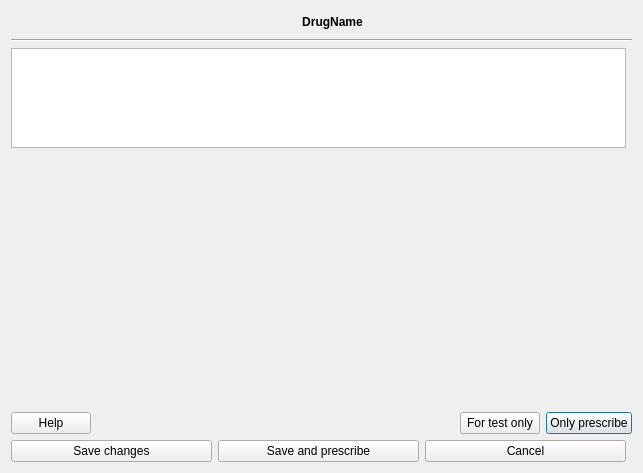
This is plugins/drugsplugin/dosagedialog/mfDosageCreatorDialog.ui in FreeHealth/freehealth as Qt 5 draws it before an edit. The edited form follows.
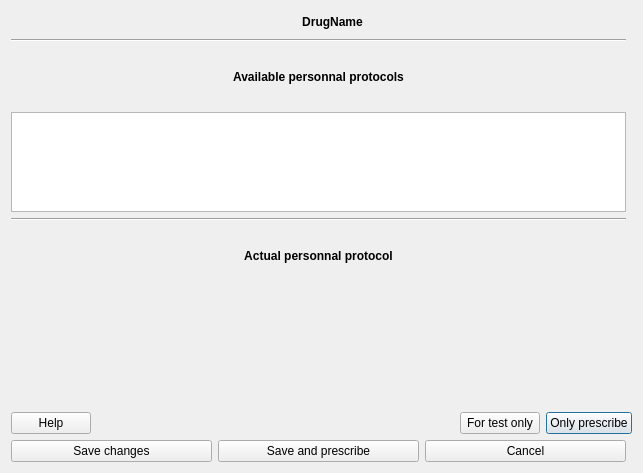
This is the edited form. Custom widgets are drawn as their Qt base class.

Commit message: when user save a new protocol --> globalmodel updates

```diff
--- a/plugins/drugsplugin/dosagedialog/mfDosageCreatorDialog.ui
+++ b/plugins/drugsplugin/dosagedialog/mfDosageCreatorDialog.ui
@@ -14,14 +14,7 @@
    <string>Dialog</string>
   </property>
   <layout class="QGridLayout" name="gridLayout">
-   <item row="3" column="0" colspan="2">
-    <widget class="Line" name="line">
-     <property name="orientation">
-      <enum>Qt::Horizontal</enum>
-     </property>
-    </widget>
-   </item>
-   <item row="7" column="0" colspan="2">
+   <item row="9" column="0" colspan="2">
     <layout class="QHBoxLayout" name="horizontalLayout_7">
      <item>
       <widget class="QPushButton" name="helpButton">
@@ -74,16 +67,6 @@
      </item>
     </layout>
    </item>
-   <item row="5" column="0" rowspan="2" colspan="2">
-    <widget class="DosageViewer" name="dosageViewer" native="true">
-     <property name="sizePolicy">
-      <sizepolicy hsizetype="Expanding" vsizetype="Expanding">
-       <horstretch>0</horstretch>
-       <verstretch>0</verstretch>
-      </sizepolicy>
-     </property>
-    </widget>
-   </item>
    <item row="0" column="0">
     <layout class="QHBoxLayout" name="horizontalLayout">
      <item>
@@ -138,17 +121,7 @@
      </item>
     </layout>
    </item>
-   <item row="4" column="0">
-    <widget class="Views::ListView" name="availableDosagesListView">
-     <property name="maximumSize">
-      <size>
-       <width>16777215</width>
-       <height>100</height>
-      </size>
-     </property>
-    </widget>
-   </item>
-   <item row="9" column="0">
+   <item row="11" column="0">
     <layout class="QHBoxLayout" name="horizontalLayout_2">
      <item>
       <widget class="QPushButton" name="saveButton">
@@ -191,6 +164,72 @@
      </item>
     </layout>
    </item>
+   <item row="2" column="0">
+    <widget class="QLabel" name="label">
+     <property name="font">
+      <font>
+       <weight>75</weight>
+       <bold>true</bold>
+      </font>
+     </property>
+     <property name="text">
+      <string>Available personnal protocols</string>
+     </property>
+     <property name="alignment">
+      <set>Qt::AlignCenter</set>
+     </property>
+    </widget>
+   </item>
+   <item row="3" column="0">
+    <widget class="Views::ListView" name="availableDosagesListView">
+     <property name="maximumSize">
+      <size>
+       <width>16777215</width>
+       <height>100</height>
+      </size>
+     </property>
+    </widget>
+   </item>
+   <item row="1" column="0">
+    <widget class="Line" name="line">
+     <property name="orientation">
+      <enum>Qt::Horizontal</enum>
+     </property>
+    </widget>
+   </item>
+   <item row="7" column="0" rowspan="2" colspan="2">
+    <widget class="DosageViewer" name="dosageViewer" native="true">
+     <property name="sizePolicy">
+      <sizepolicy hsizetype="Expanding" vsizetype="Expanding">
+       <horstretch>0</horstretch>
+       <verstretch>0</verstretch>
+      </sizepolicy>
+     </property>
+    </widget>
+   </item>
+   <item row="5" column="0">
+    <widget class="QLabel" name="label_2">
+     <property name="font">
+      <font>
+       <weight>75</weight>
+       <bold>true</bold>
+      </font>
+     </property>
+     <property name="text">
+      <string>Actual personnal protocol</string>
+     </property>
+     <property name="alignment">
+      <set>Qt::AlignCenter</set>
+     </property>
+    </widget>
+   </item>
+   <item row="4" column="0">
+    <widget class="Line" name="line_2">
+     <property name="orientation">
+      <enum>Qt::Horizontal</enum>
+     </property>
+    </widget>
+   </item>
   </layout>
  </widget>
  <customwidgets>
```
Left out of the diff: 1 changed line with no effect on the pictures. The commit also changes 4 other files.
